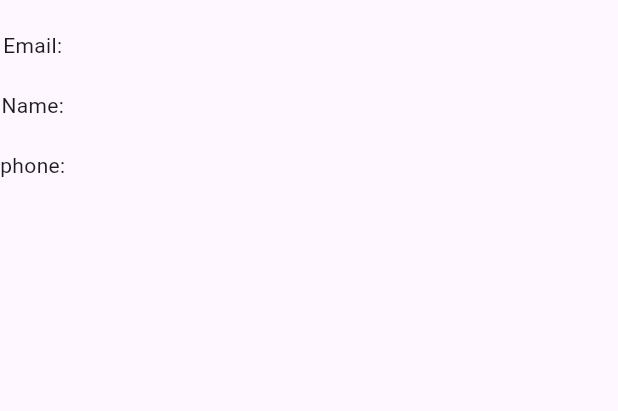
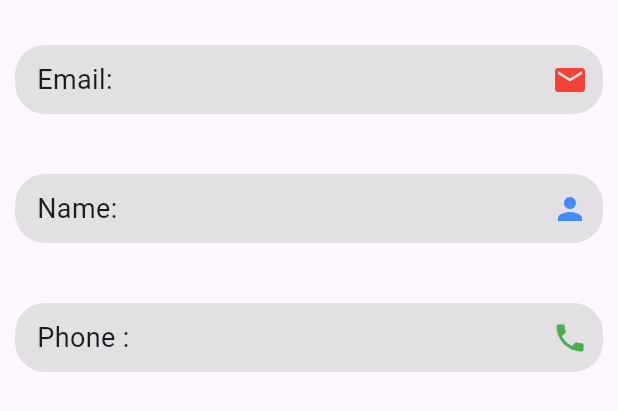
Before and after one commit to Amr-3li/Linkify-Social-Media-App, a Flutter app: the ProfileInformation widget shown alone on an empty page, opened directly, on a phone screen of 412 x 824 dp. Shown: the top 411 px of the screen. Run offline on Flutter 3.47's test engine with Material 3 defaults, Android fonts, the phone set to English and light mode, and no system bars; our stand-ins replace animated_splash_screen, bloc, cached_network_image, cloud_firestore, device_preview, dio and 5 more; accounts and stored records are empty; network calls fail.

Commit message:
emd refactor information component

```diff
--- /dev/null
+++ b/lib/Features/profile/presentation/view/widgets/information_component.dart
@@ -0,0 +1,36 @@
+
+import 'package:flutter/material.dart';
+
+class InformationComponent extends StatelessWidget {
+  const InformationComponent({
+    super.key,
+    required this.text,
+    required this.icon,
+    required this.type,
+  });
+
+  final String type, text;
+  final Icon icon;
+
+  @override
+  Widget build(BuildContext context) {
+    return Container(
+      decoration: const BoxDecoration(
+        color: Color.fromARGB(150, 208, 208, 208),
+        borderRadius: BorderRadius.all(Radius.circular(20.0)),
+      ),
+      margin: const EdgeInsets.all(10.0),
+      padding: const EdgeInsets.all(10.0),
+      child: Row(
+        children: [
+          Text(
+            " $type:   $text",
+            style: const TextStyle(fontSize: 18),
+          ),
+          const Spacer(),
+          icon
+        ],
+      ),
+    );
+  }
+}
--- a/lib/Features/profile/presentation/view/widgets/profile_body.dart
+++ b/lib/Features/profile/presentation/view/widgets/profile_body.dart
@@ -1,6 +1,7 @@
 import 'package:firebase_auth/firebase_auth.dart';
 import 'package:flutter/material.dart';
 import 'package:flutter_bloc/flutter_bloc.dart';
+import 'package:true_gym/Features/profile/presentation/view/widgets/information_component.dart';
 import 'package:true_gym/bloc/cubit/user_data/user_cubit.dart';
 import 'package:true_gym/consts.dart';
 import 'package:true_gym/data/models/user.dart';
@@ -61,11 +62,26 @@ class _ProfileInformationState extends State<ProfileInformation> {
           return Column(
             children: [
               const SizedBox(height: 20),
-              Text("Email: ${user.email}"),
+              InformationComponent(
+                  type: "Email",
+                  text: user.email,
+                  icon: const Icon(Icons.email, color: Colors.red)),
               const SizedBox(height: 20),
-              Text("Name: ${user.name}"),
+              InformationComponent(
+                type: "Name",
+                text: user.name,
+                icon: const Icon(Icons.person, color: Colors.blueAccent),
+              ),
               const SizedBox(height: 20),
-              Text("phone: ${user.phone}"),
+              InformationComponent(
+                type: "Phone ",
+                text: user.phone,
+                icon: const Icon(
+                  Icons.phone,
+                  color: Colors.green,
+                ),
+              ),
+              const SizedBox(height: 20),
               // Add more user details here
             ],
           );
```
